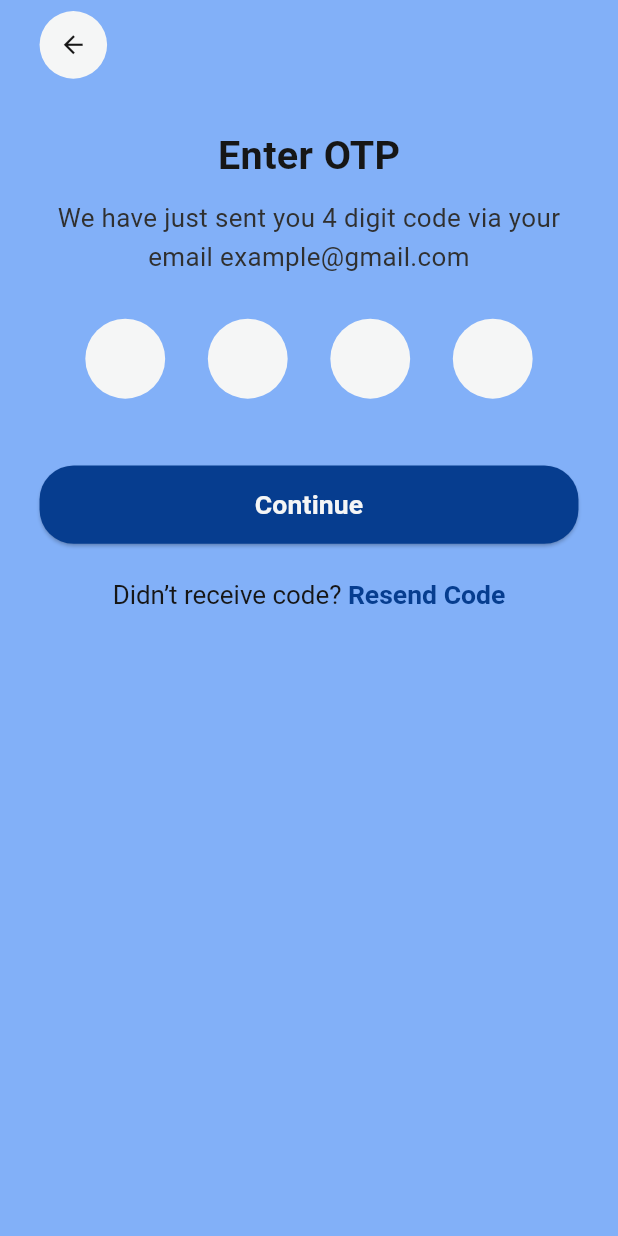
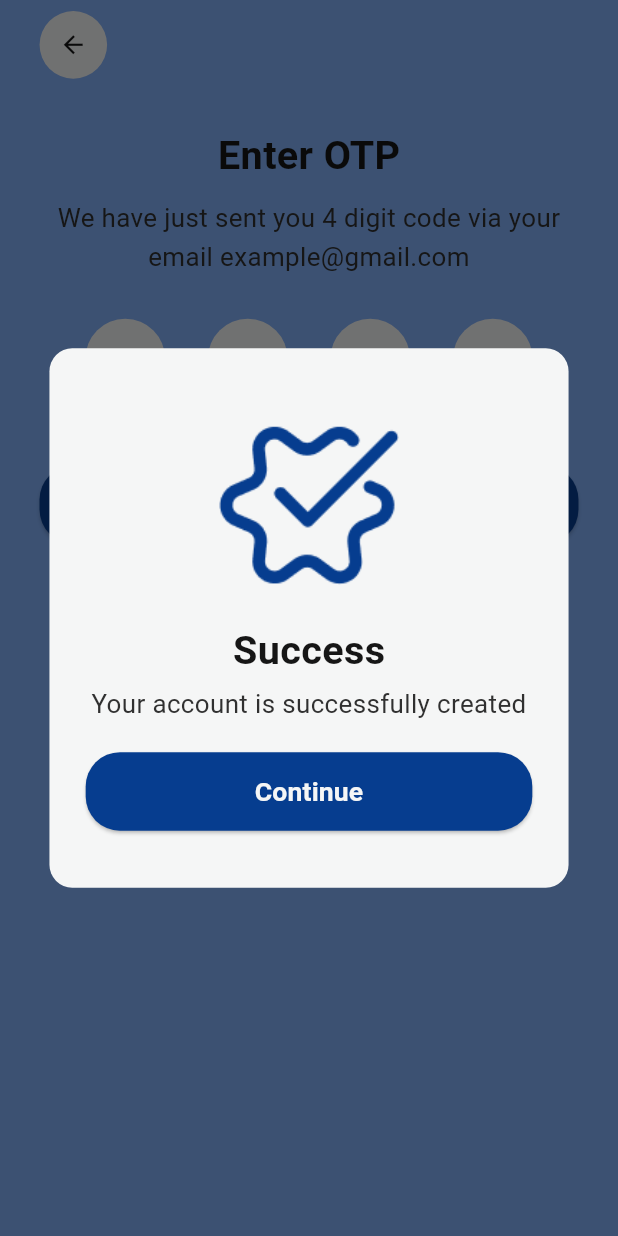
Before and after one commit to Mustafa-2097/q45gofna6, a Flutter app: the RegistrationOtpPage screen opened directly, after a tap on "Continue", on a phone screen of 412 x 824 dp. Run offline on Flutter 3.47's test engine with Material 3 defaults, Android fonts, the phone set to English and light mode, and no system bars; drawn by our look-alikes of pin_code_fields; our stand-ins replace device_preview, flutter_easyloading, flutter_screenutil, flutter_spinkit, get, google_fonts and 1 more; accounts and stored records are empty.

Commit message:
Full Auth Design Done

```diff
--- a/lib/core/constant/image_path.dart
+++ b/lib/core/constant/image_path.dart
@@ -9,6 +9,7 @@ class ImagePath {
   ///=================Onboarding Images======================
   static const String onboardingImg01 = "assets/images/onboarding01.png";
   static const String onboardingImg02= "assets/images/onboarding02.png";
+  static const String successLogo = "assets/icons/success_logo.png";
 
   // static const String user = "assets/images/user.png";
   // static const String videoPlay = "assets/images/video_play.png";
@@ -50,7 +51,6 @@ class ImagePath {
   //
 
   //
-  // static const String successLogo = "assets/images/success_logo.png";
   //
   //
   // /// Home Page related images
--- /dev/null
+++ b/lib/core/constant/widgets/success_dialog.dart
@@ -0,0 +1,60 @@
+import 'package:flutter/material.dart';
+import 'package:flutter_screenutil/flutter_screenutil.dart';
+import 'package:get/get.dart';
+import 'package:google_fonts/google_fonts.dart';
+import 'package:q45gofna6/core/constant/widgets/primary_button.dart';
+import 'package:q45gofna6/feature/auth/Login/views/login_page.dart';
+import '../../../../../core/constant/app_colors.dart';
+import '../../../../../core/constant/app_text_styles.dart';
+import '../../../../../core/constant/image_path.dart';
+
+class SuccessDialog {
+  static void show({
+    required String subtitle,
+    required BuildContext context,
+    required VoidCallback onPressed,
+  }) {
+    Get.dialog(
+      Dialog(
+        backgroundColor: AppColors.whiteColor,
+        shape: RoundedRectangleBorder(
+          borderRadius: BorderRadius.circular(16.r),
+        ),
+        insetPadding: EdgeInsets.symmetric(horizontal: 30.w, vertical: 100.h),
+        child: Padding(
+          padding: EdgeInsets.symmetric(horizontal: 22.w, vertical: 40.h),
+          child: Column(
+            mainAxisSize: MainAxisSize.min,
+            children: [
+              ///Image
+              Image.asset(ImagePath.successLogo, height: 140.h),
+              SizedBox(height: 12.h),
+
+              /// Title
+              Text(
+                'Success',
+                style: AppTextStyles.title24(context),
+              ),
+              SizedBox(height: 4.h),
+
+              /// Subtitle
+              Text(
+                subtitle,
+                textAlign: TextAlign.center,
+                style: AppTextStyles.regular_16(context),
+              ),
+              SizedBox(height: 20.h),
+
+              /// Continue Button
+              PrimaryButton(
+                text: 'Continue',
+                onPressed: onPressed,
+              ),
+            ],
+          ),
+        ),
+      ),
+      barrierDismissible: false,
+    );
+  }
+}
--- a/lib/feature/auth/forgot_password/controllers/forgot_password_controller.dart
+++ b/lib/feature/auth/forgot_password/controllers/forgot_password_controller.dart
@@ -8,6 +8,12 @@ class ForgotPasswordController extends GetxController {
   /// Text Controller
   final emailController = TextEditingController();
 
+  /// Validation
+  String? validateEmail() {
+    if (emailController.text.trim().isEmpty) return "Email is required";
+    if (!GetUtils.isEmail(emailController.text.trim())) return "Enter a valid email";
+    return null;
+  }
 
   @override
   void onClose() {
--- a/lib/feature/auth/forgot_password/controllers/reset_otp_controller.dart
+++ b/lib/feature/auth/forgot_password/controllers/reset_otp_controller.dart
@@ -1,7 +1,5 @@
 import 'dart:async';
-import 'package:flutter_easyloading/flutter_easyloading.dart';
 import 'package:get/get.dart';
-import '../views/pages/reset_password.dart';
 
 class ResetOtpController extends GetxController {
   static ResetOtpController get instance => Get.find();
@@ -16,13 +14,9 @@ class ResetOtpController extends GetxController {
   /// Whether user can resend OTP
   var canResend = false.obs;
 
-  // email variable passed
-  late final String email;
-
   @override
   void onInit() {
     super.onInit();
-    email = Get.arguments["email"];
     startTimer();
   }
 
--- a/lib/feature/auth/registration/views/pages/registration_otp_page.dart
+++ b/lib/feature/auth/registration/views/pages/registration_otp_page.dart
@@ -1,11 +1,14 @@
 import 'package:flutter/gestures.dart';
 import 'package:flutter/material.dart';
 import 'package:flutter_screenutil/flutter_screenutil.dart';
+import 'package:get/get.dart';
 import 'package:q45gofna6/core/constant/app_colors.dart';
 import 'package:q45gofna6/core/constant/app_text_styles.dart';
 import 'package:q45gofna6/core/constant/widgets/primary_button.dart';
 import 'package:q45gofna6/core/constant/widgets/auth_app_bar.dart';
+import 'package:q45gofna6/feature/auth/Login/views/login_page.dart';
 import '../../../../../core/constant/widgets/otpbox.dart';
+import '../../../../../core/constant/widgets/success_dialog.dart';
 
 class RegistrationOtpPage extends StatelessWidget {
   const RegistrationOtpPage({super.key});
@@ -13,7 +16,6 @@ class RegistrationOtpPage extends StatelessWidget {
   @override
   Widget build(BuildContext context) {
     return Scaffold(
-      backgroundColor: AppColors.primaryColor,
       appBar: const AuthAppBar(),
       body: SafeArea(
         child: SingleChildScrollView(
@@ -40,9 +42,11 @@ class RegistrationOtpPage extends StatelessWidget {
 
               PrimaryButton(
                 text: "Continue",
-                onPressed: () {
-                  // TODO: Handle OTP Verification then go to Home Login
-                },
+                onPressed: () => SuccessDialog.show(
+                  subtitle: "Your account is successfully created",
+                  context: context,
+                  onPressed: () => Get.to(() => LoginPage()),
+                ),
               ),
               SizedBox(height: 20.h),
 
--- a/lib/feature/auth/registration/views/registration_page.dart
+++ b/lib/feature/auth/registration/views/registration_page.dart
@@ -12,9 +12,7 @@ import 'pages/registration_otp_page.dart';
 
 class RegistrationPage extends StatelessWidget {
   RegistrationPage({super.key});
-  final RegistrationPageController controller = Get.put(
-    RegistrationPageController(),
-  );
+  final RegistrationPageController controller = Get.put(RegistrationPageController());
 
   @override
   Widget build(BuildContext context) {
--- a/lib/feature/onboarding/controller/onboarding_controller.dart
+++ b/lib/feature/onboarding/controller/onboarding_controller.dart
@@ -3,8 +3,7 @@ import 'package:get/get.dart';
 import 'package:q45gofna6/feature/onboarding/view/welcome_screen.dart';
 import '../../../core/constant/image_path.dart';
 
-class OnboardingController extends GetxController
-    with GetSingleTickerProviderStateMixin {
+class OnboardingController extends GetxController with GetSingleTickerProviderStateMixin {
   final PageController pageController = PageController();
   var currentPage = 0.obs;
   var showContent = false.obs;
```
Also changed, not shown: lib/feature/auth/forgot_password/views/forgot_password.dart (deleted, +0 -19 lines), lib/feature/auth/forgot_password/views/forgot_password_page.dart (added, +68 -0 lines), lib/feature/auth/forgot_password/views/pages/reset_otp_page.dart (+65 -3 lines), lib/feature/auth/forgot_password/views/pages/reset_password.dart (deleted, +0 -19 lines), lib/feature/auth/forgot_password/views/pages/reset_password_page.dart (added, +117 -0 lines), lib/feature/auth/forgot_password/views/pages/reset_password_successful.dart (+17 -17 lines), lib/feature/auth/login/views/login_page.dart (+5 -3 lines), assets/icons/success_logo.png (added), assets/images/onboarding01.png, assets/images/onboarding02.png.
